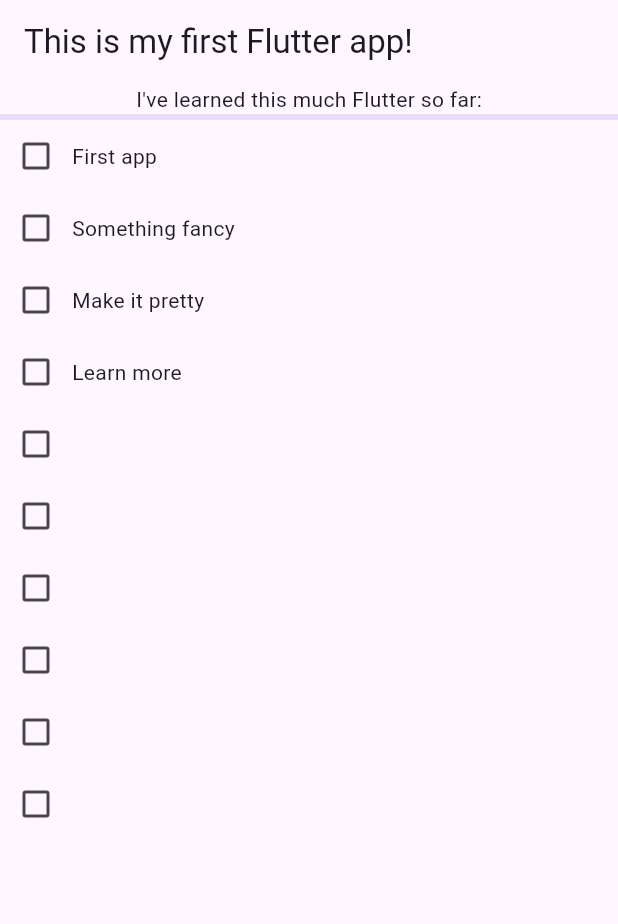
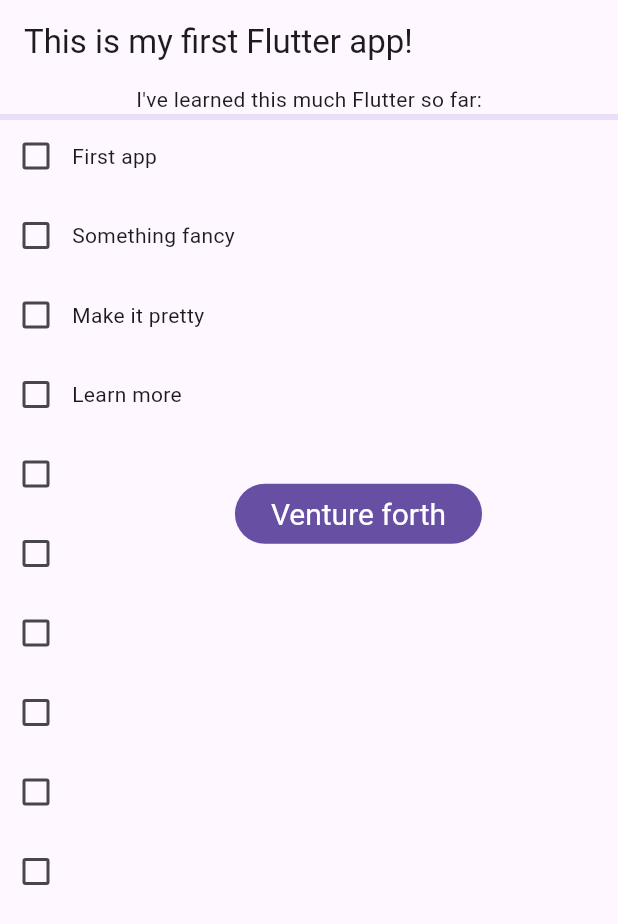
Before and after one commit to TLehtila/fluttertrial, a Flutter app: the screen it shows after launch, on a phone screen of 412 x 824 dp. Shown: the top 924 px of the screen. Run offline on Flutter 3.47's test engine with Material 3 defaults, Android fonts, the phone set to English and light mode, and no system bars; our stand-ins replace flutter_riverpod.

Commit message:
added button

```diff
--- a/lib/main.dart
+++ b/lib/main.dart
@@ -38,12 +38,48 @@ class MyHomePage extends StatelessWidget {
         title: Text("This is my first Flutter app!"),
       ),
       body: Column(
+        mainAxisAlignment: MainAxisAlignment.start,
+        crossAxisAlignment: CrossAxisAlignment.end,
         children: [
           Progress(),
-          TaskList(),
-          ],
+          Row(
+            children: [
+              TaskList(),
+              HiddenButton(),
+            ],
+          ),
+        ],
       ),
     );
+  }
+}
+
+class HiddenButton extends StatefulWidget {
+  const HiddenButton({super.key});
+
+  @override
+  State<HiddenButton> createState() => _ButtonState();
+}
+
+class _ButtonState extends State<HiddenButton> {
+  @override
+  Widget build(BuildContext context) {
+    final ButtonStyle style = FilledButton.styleFrom(textStyle: const TextStyle(fontSize: 20));
+
+    return Wrap(
+      direction: Axis.vertical,
+      crossAxisAlignment: WrapCrossAlignment.end,
+      spacing: 5,
+      runSpacing: 5,
+      children:[
+          FilledButton(
+          style: style,
+          onPressed: () {},
+          child: const Text('Venture forth'),
+          ),
+        ]
+      );
+
   }
 }
 
@@ -70,7 +106,11 @@ class TaskList extends ConsumerWidget {
   Widget build(BuildContext context, WidgetRef ref) {
     var tasks = ref.watch(tasksProvider);
 
-    return Column(
+    return Wrap(
+      direction: Axis.vertical,
+      crossAxisAlignment: WrapCrossAlignment.start,
+      spacing: 5,
+      runSpacing: 5,
       children: tasks.map((task) => TaskItem(task:task),).toList(),
     );
   }
```
